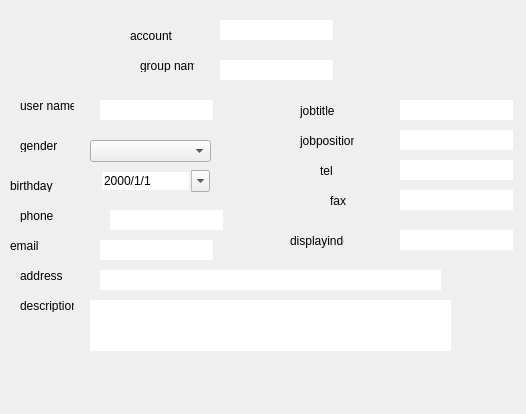
Qt form src/proj/Qt/entboost/ebdialogmemberinfo.ui (sohokay94how/ineatt) before a commit.
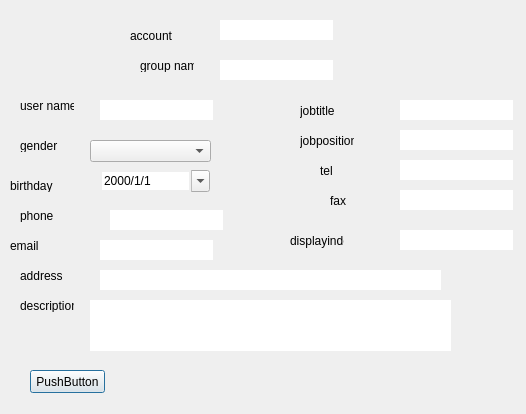
The same form after that commit.

What changed in the file:
```diff
--- a/src/proj/Qt/entboost/ebdialogmemberinfo.ui
+++ b/src/proj/Qt/entboost/ebdialogmemberinfo.ui
@@ -410,6 +410,19 @@
     <string>group name</string>
    </property>
   </widget>
+  <widget class="QPushButton" name="pushButtonDefaultMember">
+   <property name="geometry">
+    <rect>
+     <x>30</x>
+     <y>370</y>
+     <width>75</width>
+     <height>23</height>
+    </rect>
+   </property>
+   <property name="text">
+    <string>PushButton</string>
+   </property>
+  </widget>
  </widget>
  <resources/>
  <connections/>
```
